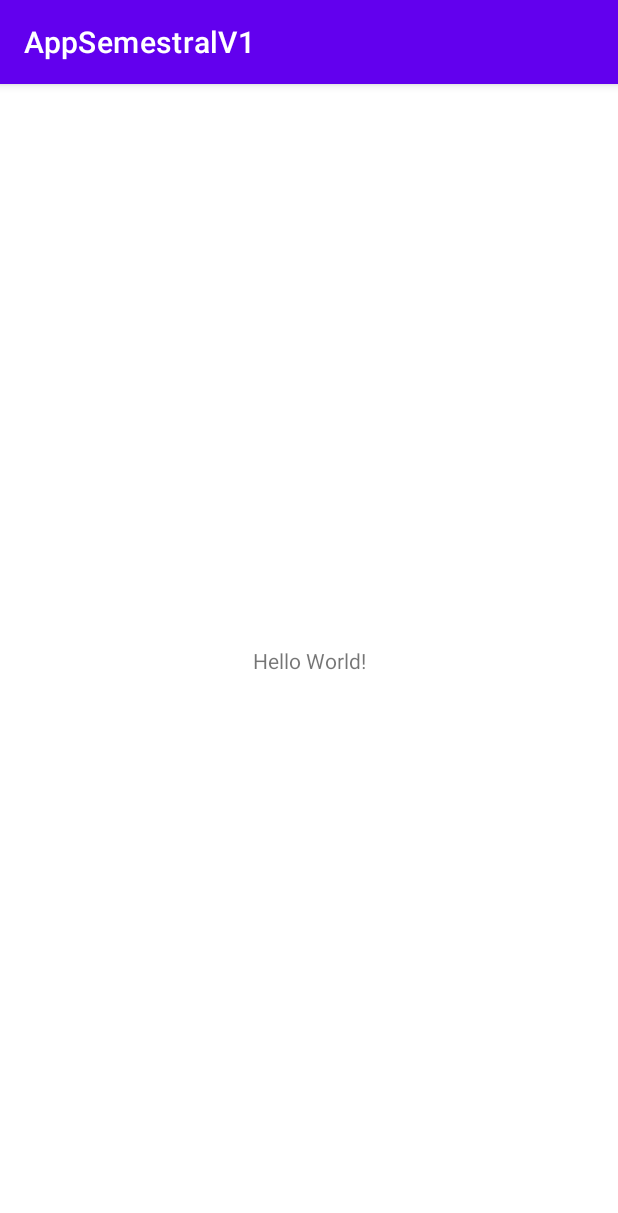
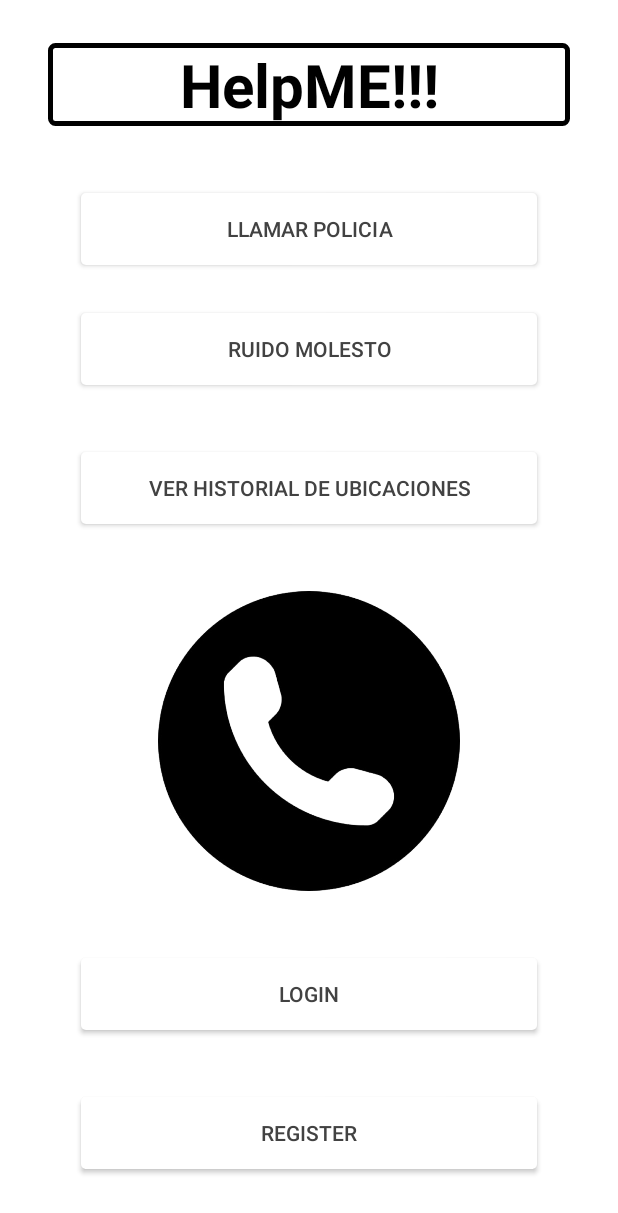
Before and after one commit to felipetoro04/AppSemestralV1, an Android app: the screen it shows after launch (MainActivity), on a phone screen of 412 x 824 dp. Shown: the top 1213 px of the screen. Run offline under Robolectric (Android 15) with nearby library versions, the phone set to English and light mode, and no system bars.

Commit message:
First Oficial commit

```diff
--- a/app/src/main/AndroidManifest.xml
+++ b/app/src/main/AndroidManifest.xml
@@ -8,7 +8,7 @@
         android:label="@string/app_name"
         android:roundIcon="@mipmap/ic_launcher_round"
         android:supportsRtl="true"
-        android:theme="@style/Theme.AppSemestralV1">
+        android:theme="@style/Theme.AppCompat.NoActionBar">
         <activity android:name=".MainActivity">
             <intent-filter>
                 <action android:name="android.intent.action.MAIN" />
--- /dev/null
+++ b/app/src/main/res/drawable/boton_sombra.xml
@@ -0,0 +1,15 @@
+<?xml version="1.0" encoding="utf-8"?>
+<shape xmlns:android="http://schemas.android.com/apk/res/android" android:shape="rectangle" >
+
+    <solid android:color="#ffffff" />
+    <stroke android:width="3dp"
+        android:color="#ff000000"/>
+
+    <padding android:left="1dp"
+        android:top="1dp"
+        android:right="1dp"
+        android:bottom="1dp"/>
+    <corners android:bottomLeftRadius="3dp"
+        android:bottomRightRadius="3dp" android:topLeftRadius="3dp"
+        android:topRightRadius="3dp" />
+</shape>
--- /dev/null
+++ b/app/src/main/res/drawable/button_circle.xml
@@ -0,0 +1,6 @@
+<?xml version="1.0" encoding="utf-8"?>
+    <shape xmlns:android="http://schemas.android.com/apk/res/android">
+        <corners android:radius="100dp"/>
+        <solid android:color="@color/design_default_color_primary"/>
+
+    </shape>
--- /dev/null
+++ b/app/src/main/res/drawable/button_circle_two.xml
@@ -0,0 +1,7 @@
+<?xml version="1.0" encoding="utf-8"?>
+<shape xmlns:android="http://schemas.android.com/apk/res/android" android:shape="rectangle" >
+    <solid android:color="#ffffff" />
+    <corners android:bottomLeftRadius="3dp"
+        android:bottomRightRadius="3dp" android:topLeftRadius="3dp"
+        android:topRightRadius="3dp" />
+</shape>
--- /dev/null
+++ b/app/src/main/res/drawable/redondo_bordes.xml
@@ -0,0 +1,8 @@
+<?xml version="1.0" encoding="utf-8"?>
+<shape xmlns:android="http://schemas.android.com/apk/res/android">
+    <corners android:radius="100dp"/>
+
+    <stroke
+        android:width="2dp"
+        android:color="@color/design_default_color_primary"/>
+</shape>
--- a/app/src/main/res/layout/activity_main.xml
+++ b/app/src/main/res/layout/activity_main.xml
@@ -2,19 +2,146 @@
 <androidx.constraintlayout.widget.ConstraintLayout xmlns:android="http://schemas.android.com/apk/res/android"
     xmlns:app="http://schemas.android.com/apk/res-auto"
     xmlns:tools="http://schemas.android.com/tools"
+    android:background="@color/white"
     android:layout_width="match_parent"
     android:layout_height="match_parent"
     tools:context=".MainActivity">
 
+
     <TextView
-        android:layout_width="wrap_content"
+        android:textColor="@color/black"
+        android:id="@+id/NameApp"
+        android:layout_width="match_parent"
         android:layout_height="wrap_content"
-        android:text="Hello World!"
+        android:layout_marginStart="32dp"
+        android:layout_marginLeft="32dp"
+        android:layout_marginTop="16dp"
+        android:layout_marginEnd="32dp"
+        android:layout_marginRight="32dp"
+        android:layout_marginBottom="16dp"
+        android:text="HelpME!!!"
+        android:textSize="40dp"
+        android:textStyle="bold"
+        android:textAlignment="center"
+        android:background="@drawable/boton_sombra"
+        app:layout_constraintBottom_toTopOf="@+id/CallPolice"
+        app:layout_constraintEnd_toEndOf="parent"
+        app:layout_constraintHorizontal_bias="0.0"
+        app:layout_constraintStart_toStartOf="parent"
+        app:layout_constraintTop_toTopOf="parent"
+        android:gravity="center_horizontal" />
+
+    <Button
+        android:id="@+id/CallPolice"
+        android:layout_width="match_parent"
+        android:layout_height="wrap_content"
+        android:layout_marginStart="54dp"
+        android:layout_marginLeft="54dp"
+        android:layout_marginTop="16dp"
+        android:layout_marginEnd="54dp"
+        android:layout_marginRight="54dp"
+        android:layout_marginBottom="3dp"
+        android:text="LLAMAR POLICIA"
+        android:background="@drawable/button_circle_two"
+        android:textColor="@color/cardview_dark_background"
+        app:layout_constraintBottom_toTopOf="@+id/Sound"
+        app:layout_constraintEnd_toEndOf="parent"
+        app:layout_constraintStart_toStartOf="parent"
+        app:layout_constraintTop_toBottomOf="@+id/NameApp"
+    />
+
+    <Button
+        android:id="@+id/Sound"
+        android:layout_width="match_parent"
+        android:layout_height="wrap_content"
+        android:layout_marginStart="54dp"
+        android:layout_marginLeft="54dp"
+        android:layout_marginTop="16dp"
+        android:layout_marginEnd="54dp"
+        android:layout_marginRight="54dp"
+        android:layout_marginBottom="16dp"
+        android:text="RUIDO MOLESTO"
+        android:background="@drawable/button_circle_two"
+        android:textColor="@color/cardview_dark_background"
+        app:layout_constraintBottom_toTopOf="@+id/HistoryTrack"
+        app:layout_constraintEnd_toEndOf="parent"
+        app:layout_constraintStart_toStartOf="parent"
+        app:layout_constraintTop_toBottomOf="@+id/CallPolice" />
+
+    <Button
+        android:id="@+id/HistoryTrack"
+        android:layout_width="match_parent"
+        android:layout_height="wrap_content"
+        android:layout_marginStart="54dp"
+        android:layout_marginLeft="54dp"
+        android:layout_marginTop="16dp"
+        android:layout_marginEnd="54dp"
+        android:layout_marginRight="54dp"
+        android:layout_marginBottom="16dp"
+        android:background="@drawable/button_circle_two"
+        android:textColor="@color/cardview_dark_background"
+        android:text="VER HISTORIAL DE UBICACIONES"
+        app:layout_constraintBottom_toTopOf="@+id/CallFamily"
+        app:layout_constraintEnd_toEndOf="parent"
+        app:layout_constraintStart_toStartOf="parent"
+        app:layout_constraintTop_toBottomOf="@+id/Sound" />
+
+    <ImageButton
+        android:id="@+id/CallFamily"
+        android:layout_width="match_parent"
+        android:layout_height="200dp"
+        android:layout_marginStart="105dp"
+
+        android:layout_marginLeft="105dp"
+        android:layout_marginTop="16dp"
+        android:layout_marginEnd="105dp"
+        android:layout_marginRight="105dp"
+        android:layout_marginBottom="16dp"
+        android:background="@drawable/logo_call"
+        app:layout_constraintBottom_toTopOf="@+id/LogButton"
+        app:layout_constraintEnd_toEndOf="parent"
+        app:layout_constraintStart_toStartOf="parent"
+        app:layout_constraintTop_toBottomOf="@+id/HistoryTrack" />
+
+    <Button
+        android:id="@+id/LogButton"
+        android:layout_width="match_parent"
+        android:layout_height="wrap_content"
+        android:layout_marginStart="54dp"
+        android:layout_marginLeft="54dp"
+        android:layout_marginTop="16dp"
+        android:layout_marginEnd="54dp"
+        android:layout_marginRight="54dp"
+        android:layout_marginBottom="16dp"
+        android:text="LOGIN"
+        android:background="@drawable/button_circle_two"
+        android:textColor="@color/cardview_dark_background"
+        app:layout_constraintBottom_toTopOf="@+id/RegisterButton"
+        app:layout_constraintEnd_toEndOf="parent"
+        app:layout_constraintStart_toStartOf="parent"
+        app:layout_constraintTop_toBottomOf="@+id/CallFamily" />
+
+    <Button
+        android:id="@+id/RegisterButton"
+        android:layout_width="match_parent"
+        android:layout_height="wrap_content"
+        android:layout_marginStart="54dp"
+        android:layout_marginLeft="54dp"
+        android:layout_marginTop="16dp"
+        android:layout_marginEnd="54dp"
+        android:layout_marginRight="54dp"
+        android:layout_marginBottom="32dp"
+        android:text="REGISTER"
+        android:background="@drawable/button_circle_two"
+        android:textColor="@color/cardview_dark_background"
         app:layout_constraintBottom_toBottomOf="parent"
-        app:layout_constraintLeft_toLeftOf="parent"
-        app:layout_constraintRight_toRightOf="parent"
-        app:layout_constraintTop_toTopOf="parent" />
-    //comentario dos 2
-    //comentario tres 3
-    //comentario cuatro 4
+        app:layout_constraintEnd_toEndOf="parent"
+        app:layout_constraintStart_toStartOf="parent"
+        app:layout_constraintTop_toBottomOf="@+id/LogButton" />
+
+
+
+
+
+
 </androidx.constraintlayout.widget.ConstraintLayout>
```
Also changed, not shown: app/src/main/res/drawable/logo_call.png (added).
